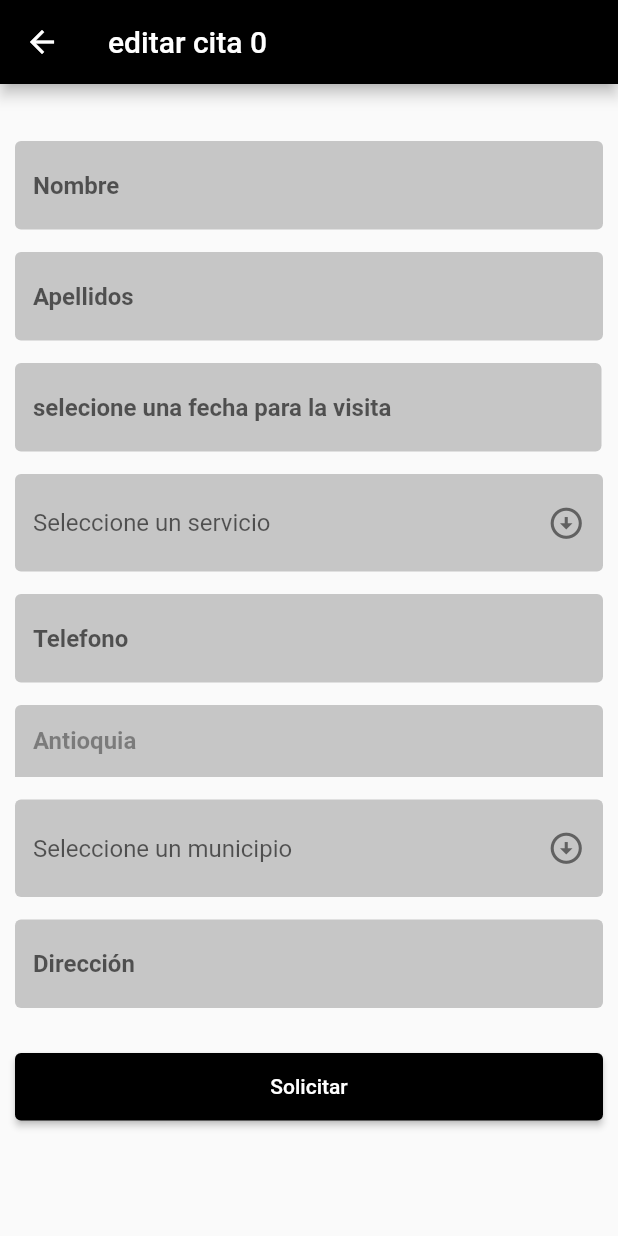
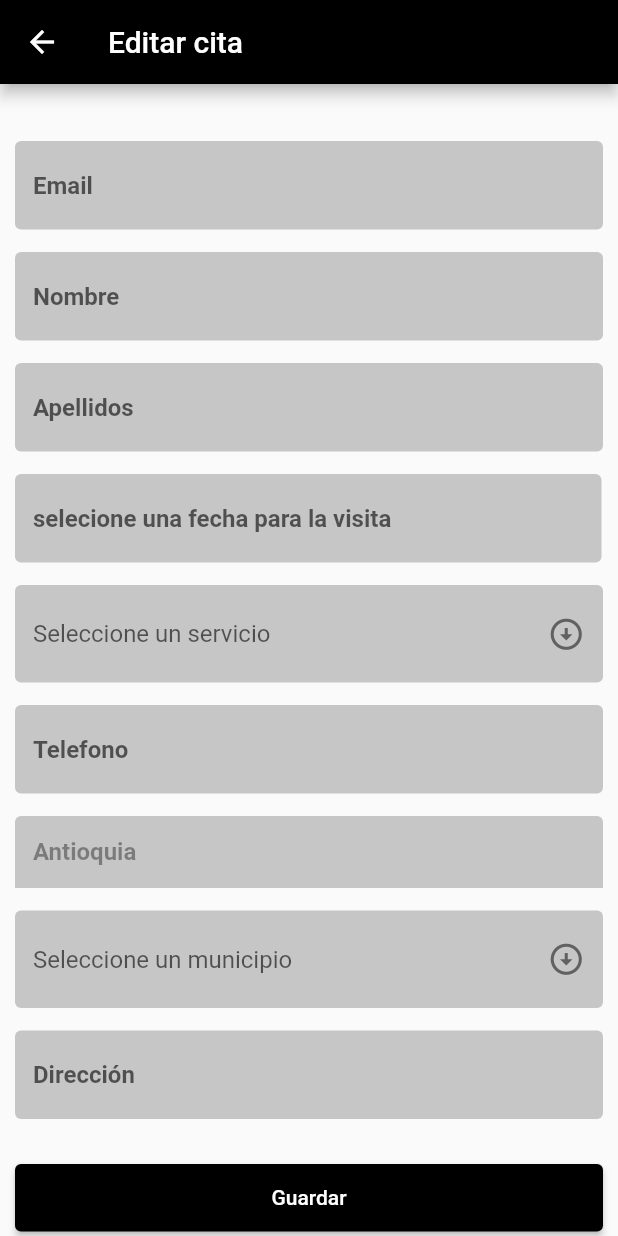
Before and after one commit to kratius12/construtech_flutter, a Flutter app: the EditService screen opened directly with empty values, on a phone screen of 412 x 824 dp. Run offline on Flutter 3.47's test engine with Material 2 defaults, Android fonts, the phone set to English and light mode, and no system bars; our stand-ins replace sqflite; missing offline and left inert: mailer; accounts and stored records are empty; network calls fail.

Commit message:
mas y mas cambios

```diff
--- a/construtech/lib/editService.dart
+++ b/construtech/lib/editService.dart
@@ -2,10 +2,30 @@ import 'package:construtech/databasehelper.dart';
 import 'package:flutter/material.dart';
 import 'package:construtech/cardService.dart';
 import 'package:intl/intl.dart';
+import 'package:mailer/mailer.dart';
+import 'package:mailer/smtp_server/gmail.dart';
 
 class EditService extends StatefulWidget {
-  const EditService({super.key, required this.id});
+  const EditService({
+    super.key,
+    required this.id,
+    // required this.email,
+    required this.nombre,
+    required this.apellido,
+    required this.fecha,
+    required this.tipoServ,
+    required this.telefono,
+    required this.municipio,
+    required this.direccion,
+  });
+  final String nombre;
+  final String apellido;
   final int? id;
+  final String fecha;
+  final String tipoServ;
+  final String telefono;
+  final String municipio;
+  final String direccion;
 
   @override
   State<EditService> createState() => _EditService();
@@ -14,14 +34,15 @@ class EditService extends StatefulWidget {
 class _EditService extends State<EditService> {
   final _formKey = GlobalKey<FormState>();
 
-  final scaffoldKey = GlobalKey<ScaffoldState>();
-  final nombreController = TextEditingController();
-  final apellidosController = TextEditingController();
-  final fechaController = TextEditingController();
-  final tipoServController = TextEditingController();
-  final telefonoController = TextEditingController();
-  final municipioController = TextEditingController();
-  final direccionController = TextEditingController();
+  var scaffoldKey = GlobalKey<ScaffoldState>();
+  var nombreController = TextEditingController();
+  var apellidosController = TextEditingController();
+  var fechaController = TextEditingController();
+  var tipoServController = TextEditingController();
+  var telefonoController = TextEditingController();
+  var municipioController = TextEditingController();
+  var direccionController = TextEditingController();
+  var emailController = TextEditingController();
   List<String> listaServicios = [
     "Estuco",
     "Pintura",
@@ -45,9 +66,9 @@ class _EditService extends State<EditService> {
       key: scaffoldKey,
       appBar: AppBar(
         backgroundColor: Theme.of(context).shadowColor,
-        title: Text(
-          "editar cita ${widget.id}",
-          style: const TextStyle(color: Colors.white),
+        title: const Text(
+          "Editar cita",
+          style: TextStyle(color: Colors.white),
         ),
       ),
       body: SingleChildScrollView(
@@ -65,9 +86,41 @@ class _EditService extends State<EditService> {
                   child: Column(
                     children: <Widget>[
                       Padding(
-                          padding: const EdgeInsets.only(top: 2),
+                        padding: const EdgeInsets.only(top: 2),
+                        child: TextFormField(
+                          controller: emailController,
+                          decoration: const InputDecoration(
+                              hintText: 'Email',
+                              hintStyle: TextStyle(fontWeight: FontWeight.w600),
+                              fillColor: Color.fromARGB(255, 198, 198, 198),
+                              focusedBorder: OutlineInputBorder(
+                                borderSide: BorderSide(
+                                    width: 0, style: BorderStyle.none),
+                              ),
+                              enabledBorder: OutlineInputBorder(
+                                borderSide: BorderSide(
+                                    width: 0, style: BorderStyle.none),
+                              ),
+                              filled: true),
+                          validator: (value) {
+                            String pattern =
+                                r'^(([^<>()[\]\\.,;:\s@\"]+(\.[^<>()[\]\\.,;:\s@\"]+)*)|(\".+\"))@((\[[0-9]{1,3}\.[0-9]{1,3}\.[0-9]{1,3}\.[0-9]{1,3}\])|(([a-zA-Z\-0-9]+\.)+[a-zA-Z]{2,}))$';
+                            RegExp regExp = RegExp(pattern);
+                            if (value!.isEmpty) {
+                              return "El correo es requerido";
+                            } else if (!regExp.hasMatch(value)) {
+                              return "Correo invalido";
+                            } else {
+                              return null;
+                            }
+                          },
+                        ),
+                      ),
+                      Padding(
+                          padding: const EdgeInsets.only(top: 15),
                           child: TextFormField(
-                            controller: nombreController,
+                            controller: nombreController =
+                                TextEditingController(text: widget.nombre),
                             decoration: const InputDecoration(
                                 hintText: 'Nombre',
                                 hintStyle:
@@ -93,7 +146,8 @@ class _EditService extends State<EditService> {
                       Padding(
                           padding: const EdgeInsets.only(top: 15),
                           child: TextFormField(
-                            controller: apellidosController,
+                            controller: apellidosController =
+                                TextEditingController(text: widget.apellido),
                             decoration: const InputDecoration(
                                 hintText: 'Apellidos',
                                 hintStyle:
@@ -132,7 +186,8 @@ class _EditService extends State<EditService> {
                                     width: 0, style: BorderStyle.none),
                               ),
                               filled: true),
-                          controller: fechaController,
+                          controller: fechaController =
+                              TextEditingController(text: widget.fecha),
                           readOnly: true,
                           onTap: () async {
                             DateTime? pickedDate = await showDatePicker(
@@ -155,9 +210,9 @@ class _EditService extends State<EditService> {
                       Padding(
                         padding: const EdgeInsets.only(top: 15),
                         child: DropdownButtonFormField(
-                          items: listaServicios.map((String value) {
+                          items: listaServicios.map((String tipoServ) {
                             return DropdownMenuItem(
-                                value: value, child: Text(value));
+                                value: tipoServ, child: Text(tipoServ));
                           }).toList(),
                           onChanged: (value) {
                             tipoServController.text = value!;
@@ -184,7 +239,8 @@ class _EditService extends State<EditService> {
                       Padding(
                           padding: const EdgeInsets.only(top: 15),
                           child: TextFormField(
-                            controller: telefonoController,
+                            controller: telefonoController =
+                                TextEditingController(text: widget.telefono),
                             decoration: const InputDecoration(
                                 hintText: 'Telefono',
                                 hintStyle:
@@ -233,6 +289,10 @@ class _EditService extends State<EditService> {
                             return DropdownMenuItem(
                                 value: value, child: Text(value));
                           }).toList(),
+                          onSaved: (municipio) {
+                            municipioController =
+                                TextEditingController(text: widget.municipio);
+                          },
                           onChanged: (value) {
                             municipioController.text = value!;
                           },
@@ -258,7 +318,8 @@ class _EditService extends State<EditService> {
                       Padding(
                           padding: const EdgeInsets.only(top: 15),
                           child: TextFormField(
-                            controller: direccionController,
+                            controller: direccionController =
+                                TextEditingController(text: widget.direccion),
                             decoration: const InputDecoration(
                                 hintText: 'Dirección',
                                 hintStyle:
@@ -297,13 +358,14 @@ class _EditService extends State<EditService> {
                                         children: <Widget>[
                                           Icon(
                                             Icons.check_circle,
-                                            color: Colors.purple,
+                                            color: Color.fromARGB(
+                                                255, 255, 255, 255),
                                           ),
                                           SizedBox(
                                             width: 5,
                                           ),
                                           Text(
-                                            "Servicio solicitado con exito!",
+                                            "Cita actualizada con exito!",
                                             style: TextStyle(
                                                 color: Color.fromARGB(
                                                     255, 255, 255, 255)),
@@ -332,6 +394,11 @@ class _EditService extends State<EditService> {
                                               const cardService()),
                                     );
                                   }
+                                  Mailer(
+                                      email: emailController.text,
+                                      fecha: fechaController.text,
+                                      nombre: nombreController.text,
+                                      tipoServ: tipoServController.text);
                                   await DatabaseHelper.instance.update(
                                     nombre: nombreController.text,
                                     apellido: apellidosController.text,
@@ -349,7 +416,7 @@ class _EditService extends State<EditService> {
                                   foregroundColor:
                                       Colors.white, // foreground (text) color
                                 ),
-                                child: const Text('Solicitar')),
+                                child: const Text('Guardar')),
                           )),
                     ],
                   ))
@@ -360,3 +427,31 @@ class _EditService extends State<EditService> {
     );
   }
 }
+
+Mailer(
+    {required email,
+    required nombre,
+    required tipoServ,
+    required fecha}) async {
+  String username = 'yeisonpl2017@gmail.com'; //Aqui iria su correo personal
+  String password = 'bbiuqpqtolubbmym'; //Contraseña de aplicaciones
+
+  final smtpServer = gmail(username, password);
+
+  final message = Message()
+    ..from = Address(username, 'Constru-tech')
+    ..recipients.add(email) //Correo al cual se enviara el mensaje
+    ..subject = 'Hola $nombre' //Asunto del correo
+    ..html =
+        "Actualizamos tu cita!! \n servicio: $tipoServ, el dia: $fecha"; //Cuerpo del correo
+
+  var connection = PersistentConnection(smtpServer);
+
+  // Send the first message
+  await connection.send(message);
+
+  // send the equivalent message
+
+  // close the connection
+  await connection.close();
+}
--- a/construtech/lib/servicio.dart
+++ b/construtech/lib/servicio.dart
@@ -68,7 +68,7 @@ class _ServicioPageState extends State<ServicioPage> {
                   child: Column(
                     children: <Widget>[
                       Padding(
-                        padding: const EdgeInsets.only(top: 15),
+                        padding: const EdgeInsets.only(top: 2),
                         child: TextFormField(
                           controller: emailController,
                           decoration: const InputDecoration(
@@ -99,7 +99,7 @@ class _ServicioPageState extends State<ServicioPage> {
                         ),
                       ),
                       Padding(
-                          padding: const EdgeInsets.only(top: 2),
+                          padding: const EdgeInsets.only(top: 15),
                           child: TextFormField(
                             controller: nombreController,
                             decoration: const InputDecoration(
@@ -331,7 +331,7 @@ class _ServicioPageState extends State<ServicioPage> {
                                         children: <Widget>[
                                           Icon(
                                             Icons.check_circle,
-                                            color: Colors.purple,
+                                            color: Colors.white,
                                           ),
                                           SizedBox(
                                             width: 5,
@@ -375,6 +375,7 @@ class _ServicioPageState extends State<ServicioPage> {
                                       municipio: municipioController.text,
                                       telefono: telefonoController.text,
                                       tipoServ: tipoServController.text,
+
                                     ),
                                   );
                                   Mailer(
@@ -389,7 +390,7 @@ class _ServicioPageState extends State<ServicioPage> {
                                   foregroundColor:
                                       Colors.white, // foreground (text) color
                                 ),
-                                child: const Text('Solicitar')),
+                                child: const Text('Guardar')),
                           )),
                     ],
                   ))
```
Also changed, not shown: construtech/lib/cardService.dart (+16 -8 lines), construtech/lib/databasehelper.dart (+4 -12 lines).
